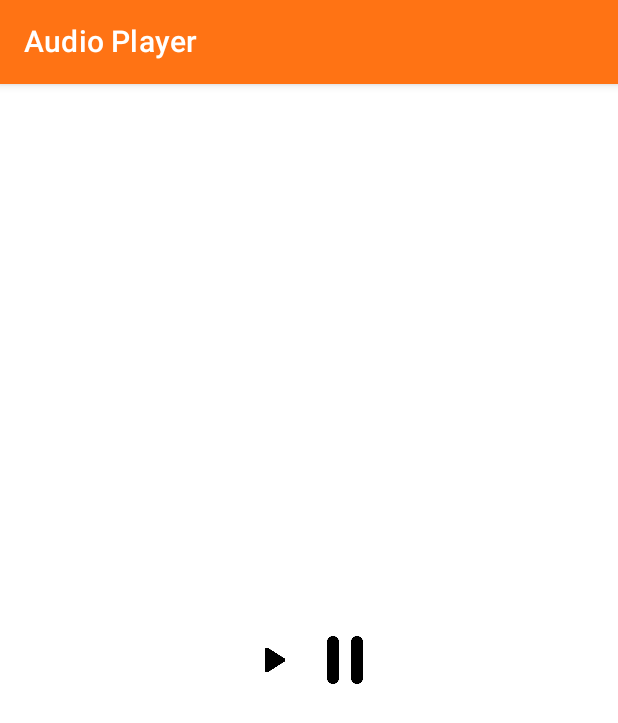
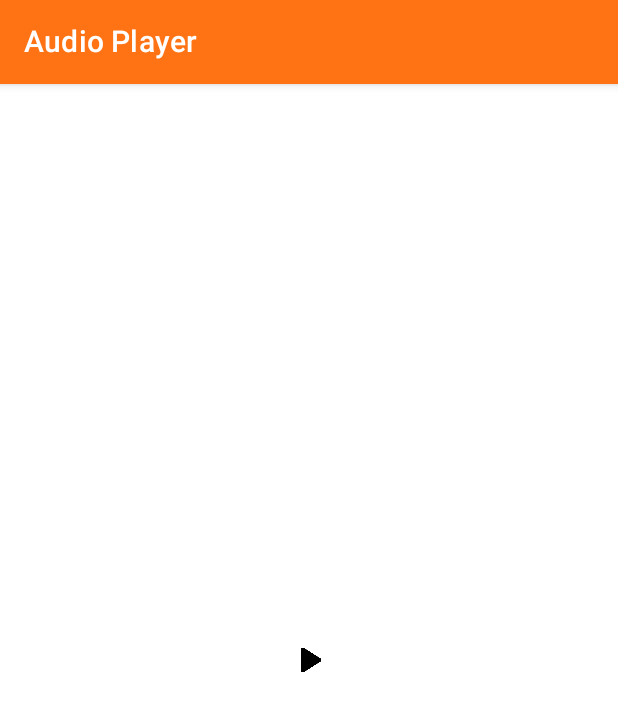
Before and after one commit to ankkarp/MusicPlayer, an Android app built with Jetpack Compose: the screen it shows after launch (MainActivity), on a phone screen of 412 x 824 dp. Shown: the top 723 px of the screen. Run offline under Robolectric (Android 15) with nearby library versions, the phone set to English and light mode, and no system bars.

Commit message:
playing and pausing are merged into 1 button

```diff
--- a/app/src/main/java/com/example/musicplayer/MainActivity.kt
+++ b/app/src/main/java/com/example/musicplayer/MainActivity.kt
@@ -29,27 +29,36 @@ class MainActivity : ComponentActivity() {
 @Composable
 fun MainContent() {
     Scaffold(
-        topBar = { TopAppBar(title = { Text("Audio Player", color = Color.White) }, backgroundColor = Color(0xffFF7314)) },
+        topBar = {
+            TopAppBar(
+                title = { Text("Audio Player", color = Color.White) },
+                backgroundColor = Color(0xffFF7314)
+            )
+        },
         content = { MyContent() }
     )
 }
 
 @Composable
-fun MyContent(){
+fun MyContent() {
 
-    val mContext = LocalContext.current
+    val mainContext = LocalContext.current
 
-    val mMediaPlayer = MediaPlayer.create(mContext, R.raw.audio)
+    val mediaPlayer = MediaPlayer.create(mainContext, R.raw.audio)
 
-    Column(modifier = Modifier.fillMaxSize(), verticalArrangement = Arrangement.Center, horizontalAlignment = Alignment.CenterHorizontally) {
+    Column(
+        modifier = Modifier.fillMaxSize(),
+        verticalArrangement = Arrangement.Center,
+        horizontalAlignment = Alignment.CenterHorizontally
+    ) {
 
         Row {
-            IconButton(onClick = { mMediaPlayer.start() }) {
-                Icon(painter = painterResource(id = R.drawable.ic_play), contentDescription = "", Modifier.size(32.dp))
-            }
-
-            IconButton(onClick = { mMediaPlayer.pause() }) {
-                Icon(painter = painterResource(id = R.drawable.ic_pause), contentDescription = "", Modifier.size(32.dp))
+            IconButton(onClick = { if (mediaPlayer.isPlaying) mediaPlayer.pause() else mediaPlayer.start()}) {
+                Icon(
+                    painter = painterResource(id = if (mediaPlayer.isPlaying) R.drawable.ic_pause else R.drawable.ic_play),
+                    contentDescription = "",
+                    Modifier.size(32.dp)
+                )
             }
         }
     }
```
